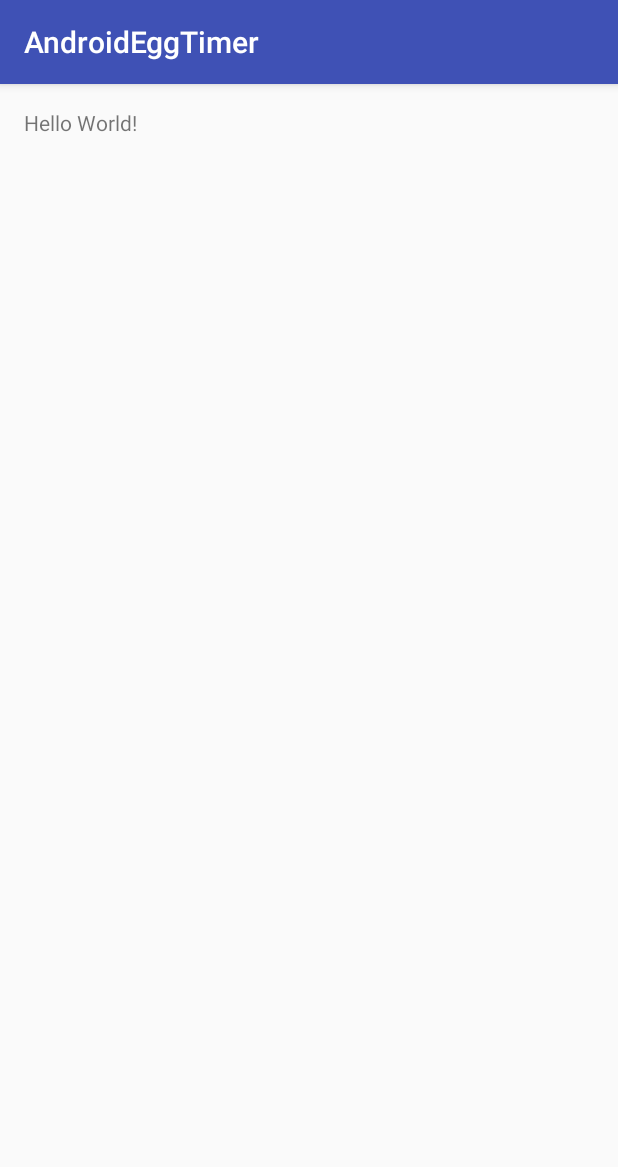
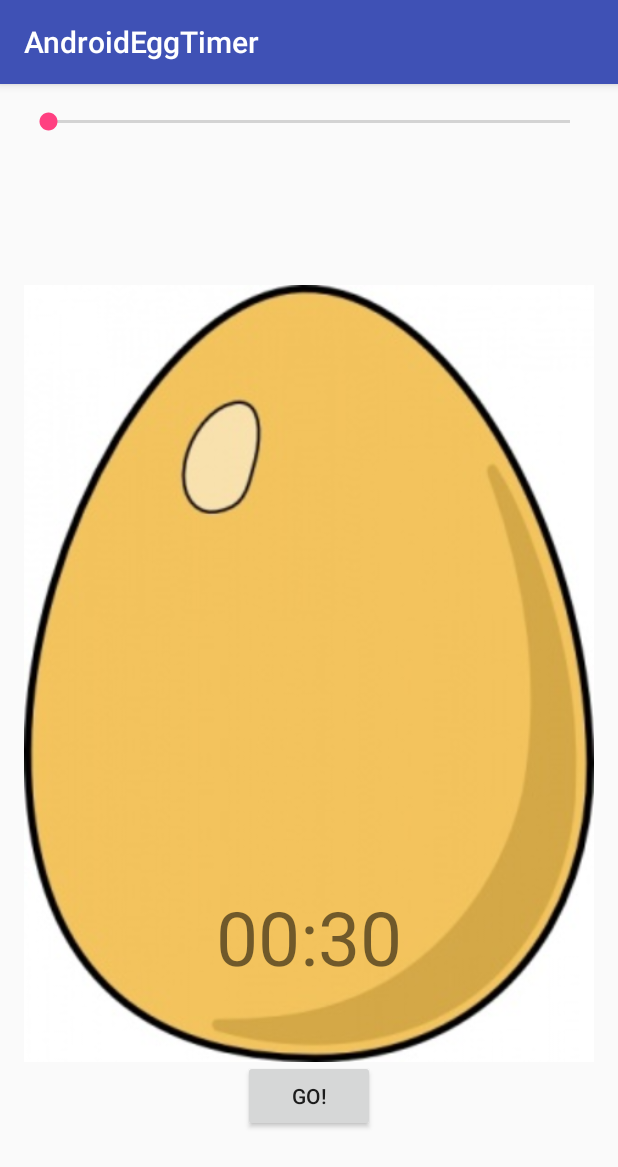
Before and after one commit to gcfunk/AndroidEggTimer, an Android app: the screen it shows after launch (MainActivity), on a phone screen of 412 x 824 dp. Shown: the top 1167 px of the screen. Run offline under Robolectric (Android 15) with nearby library versions, the phone set to English and light mode, and no system bars.

Commit message:
Adds controls

```diff
--- a/app/src/main/res/layout/activity_main.xml
+++ b/app/src/main/res/layout/activity_main.xml
@@ -6,6 +6,38 @@
     android:paddingTop="@dimen/activity_vertical_margin"
     android:paddingBottom="@dimen/activity_vertical_margin" tools:context=".MainActivity">
 
-    <TextView android:text="Hello World!" android:layout_width="wrap_content"
-        android:layout_height="wrap_content" />
+    <SeekBar
+        android:layout_width="fill_parent"
+        android:layout_height="wrap_content"
+        android:id="@+id/timerSeekBar"
+        android:layout_alignParentTop="true"
+        android:layout_centerHorizontal="true"
+        android:indeterminate="false" />
+
+    <ImageView
+        android:layout_width="fill_parent"
+        android:layout_height="fill_parent"
+        android:id="@+id/imageView"
+        android:layout_below="@+id/timerSeekBar"
+        android:layout_centerHorizontal="true"
+        android:src="@drawable/egg" />
+
+    <TextView
+        android:layout_width="wrap_content"
+        android:layout_height="wrap_content"
+        android:text="00:30"
+        android:id="@+id/timerTextView"
+        android:layout_alignBottom="@+id/imageView"
+        android:layout_centerHorizontal="true"
+        android:layout_marginBottom="150dp"
+        android:textSize="50sp" />
+
+    <Button
+        android:layout_width="wrap_content"
+        android:layout_height="wrap_content"
+        android:text="Go!"
+        android:id="@+id/controllerButton"
+        android:layout_alignBottom="@+id/imageView"
+        android:layout_centerHorizontal="true"
+        android:layout_marginBottom="53dp" />
 </RelativeLayout>
```
Also changed, not shown: app/src/main/res/drawable/egg.jpg (added), 1 other file.
